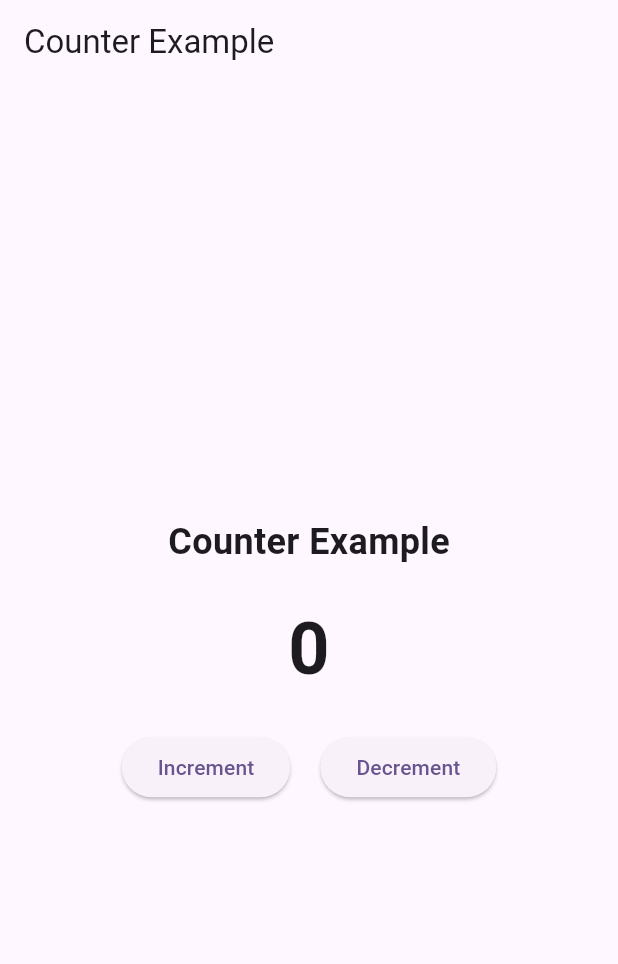
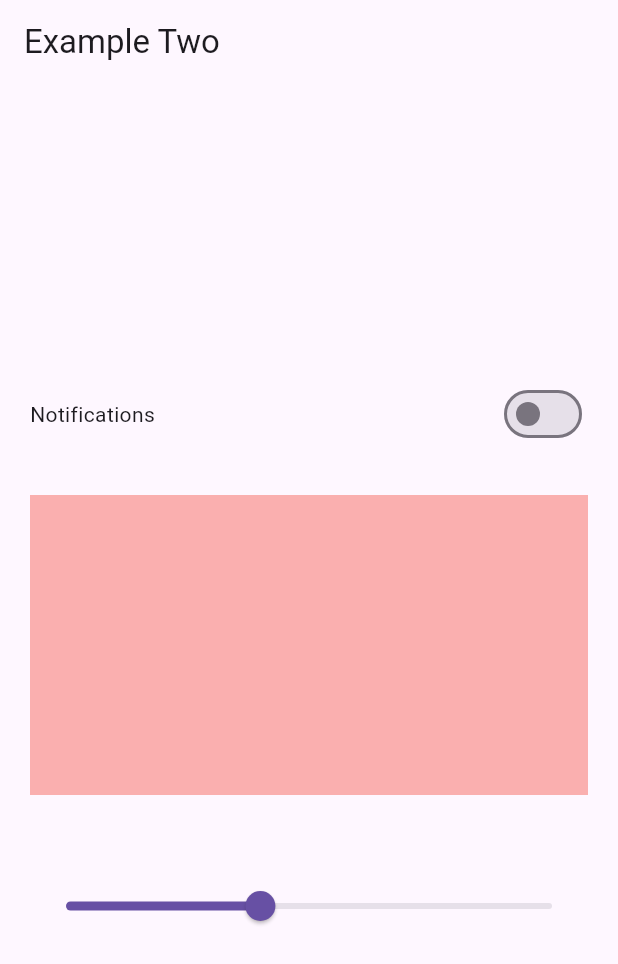
Before and after one commit to Ashurajput02/blocstatemanagement, a Flutter app: the screen it shows after launch, on a phone screen of 412 x 824 dp. Shown: the top 964 px of the screen. Run offline on Flutter 3.47's test engine with Material 3 defaults, Android fonts, the phone set to English and light mode, and no system bars; our stand-ins replace bloc, equatable, flutter_bloc.

Commit message:
color opacity changer

```diff
--- a/lib/bloc/counter/counter_bloc.dart
+++ b/lib/bloc/counter/counter_bloc.dart
@@ -6,12 +6,14 @@ class CounterBloc extends Bloc<CounterEvent, CounterState> {
   CounterBloc() : super(CounterState()) {
     //mein super mein meri initial state kya hai voh dene wala hoon
 
-    on<IncrementCounter>(_increment);
+    on<IncrementCounter>(
+        _increment); //jaise hi incrementcounter event hit hoga tab increment function chalega
 
     on<DecrementCounter>(_decrement);
   }
 
   void _increment(IncrementCounter event, Emitter<CounterState> emit) {
+    //this event is an instance of IncrementCounter
     emit(state.copyWith(counter: state.counter + 1));
     print("hello increment");
     print("${state.counter}");
--- a/lib/bloc/counter/counter_event.dart
+++ b/lib/bloc/counter/counter_event.dart
@@ -1,10 +1,24 @@
+// import 'package:equatable/equatable.dart';
+
+// abstract class CounterEvent extends Equatable {
+//   const CounterEvent(); //constructor calling
+
+//   @override
+//   List<Object> get props => [];
+// }
+
+// class IncrementCounter extends CounterEvent {}
+
+// class DecrementCounter extends CounterEvent {}
+
 import 'package:equatable/equatable.dart';
 
 abstract class CounterEvent extends Equatable {
-  const CounterEvent(); //constructor calling
+  const CounterEvent(); //constructor
 
   @override
-  List<Object> get props => [];
+  List<Object> get props =>
+      []; //chooki iss class mein koi bhi elements nahin hai so isliye meine isme blank pass kiya h
 }
 
 class IncrementCounter extends CounterEvent {}
--- a/lib/bloc/counter/counter_state.dart
+++ b/lib/bloc/counter/counter_state.dart
@@ -1,19 +1,36 @@
+// import 'package:equatable/equatable.dart';
+
+// class CounterState extends Equatable {
+// //kya change hori hai info counter ki value right
+
+//   final int counter;
+//   CounterState({this.counter = 0});
+
+//   CounterState copyWith({int? counter}) {
+//     //yeh ? darshaata hai ki counter ki value null kabhi bhi nahin hogi
+//     return CounterState(
+//         counter: counter ??
+//             this.counter); //yadi counter ki value nahin aa paati hain kuch kaaran vash toh uski initial value hi pass ho jaayegi
+//   }
+
+//   @override
+//   // TODO: implement props
+//   List<Object?> get props => [counter];
+// }
+//state matlab jo data change hone wala hai
 import 'package:equatable/equatable.dart';
 
 class CounterState extends Equatable {
-//kya change hori hai info counter ki value right
-
-  int counter;
+  final int counter;
+//toh yeh initial state hogyi
   CounterState({this.counter = 0});
 
   CounterState copyWith({int? counter}) {
-    //yeh ? darshaata hai ki counter ki value null kabhi bhi nahin hogi
     return CounterState(
-        counter: counter ??
-            this.counter); //yadi counter ki value nahin aa paati hain kuch kaaran vash toh uski initial value hi pass ho jaayegi
+      counter: counter ?? this.counter,
+    );
   }
 
   @override
-  // TODO: implement props
   List<Object?> get props => [counter];
 }
--- /dev/null
+++ b/lib/bloc/slider/slider_bloc.dart
@@ -0,0 +1,28 @@
+// import 'package:bloc/bloc.dart';
+// import 'package:bloc_app/bloc/slider/slider_event.dart';
+// import 'package:bloc_app/bloc/slider/slider_state.dart';
+
+// class SliderBloc extends Bloc<SliderEvent, SliderState> {
+//   SliderBloc() : super(SliderState()) {
+//     on<onSliding>(_incrementordecrement);
+//   }
+
+// void _incrementordecrement(
+//       onSliding event, Emitter<SliderState> emit) {
+//     emit(state.copyWith(:state.slidingValue));
+//   }
+// }
+
+import 'package:bloc/bloc.dart';
+import 'package:bloc_app/bloc/slider/slider_event.dart';
+import 'package:bloc_app/bloc/slider/slider_state.dart';
+
+class SliderBloc extends Bloc<SliderEvent, SliderState> {
+  SliderBloc() : super(SliderState()) {
+    on<OnSliding>(_incrementOrDecrement);
+  }
+
+  void _incrementOrDecrement(OnSliding event, Emitter<SliderState> emit) {
+    emit(state.copyWith(slidingValue: event.newValue));
+  }
+}
--- /dev/null
+++ b/lib/bloc/slider/slider_event.dart
@@ -0,0 +1,28 @@
+// import 'package:equatable/equatable.dart';
+
+// abstract class SliderEvent extends Equatable {
+//   const SliderEvent();
+
+//   @override
+//   List<Object> get props => [];
+// }
+
+// class onSliding extends SliderEvent {}
+
+import 'package:equatable/equatable.dart';
+
+abstract class SliderEvent extends Equatable {
+  const SliderEvent();
+
+  @override
+  List<Object> get props => [];
+}
+
+class OnSliding extends SliderEvent {
+  final double newValue;
+
+  const OnSliding(this.newValue);
+
+  @override
+  List<Object> get props => [newValue];
+}
--- /dev/null
+++ b/lib/bloc/slider/slider_state.dart
@@ -0,0 +1,29 @@
+// import 'package:equatable/equatable.dart';
+
+// class SliderState extends Equatable {
+//   final double slidingValue;
+//   SliderState({this.slidingValue = .4});
+
+//   SliderState copyWith(double? slidingValue) {
+//     return SliderState(slidingValue: slidingValue ?? this.slidingValue);
+//   }
+
+//   @override
+//   // TODO: implement props
+//   List<Object?> get props => [slidingValue];
+// }
+
+import 'package:equatable/equatable.dart';
+
+class SliderState extends Equatable {
+  final double slidingValue;
+
+  SliderState({this.slidingValue = 0.4});
+
+  SliderState copyWith({double? slidingValue}) {
+    return SliderState(slidingValue: slidingValue ?? this.slidingValue);
+  }
+
+  @override
+  List<Object?> get props => [slidingValue];
+}
--- /dev/null
+++ b/lib/bloc/switch/switch_bloc.dart
@@ -0,0 +1,14 @@
+import 'package:bloc/bloc.dart';
+import 'package:bloc_app/bloc/switch/switch_event.dart';
+import 'package:bloc_app/bloc/switch/switch_state.dart';
+
+class SwitchBloc extends Bloc<SwitchEvent, SwitchState> {
+  SwitchBloc() : super(SwitchState()) {
+    on<enableordiableNotifications>(_enableOrDisable);
+  }
+
+  void _enableOrDisable(
+      enableordiableNotifications event, Emitter<SwitchState> emit) {
+    emit(state.copyWith(value: !state.value));
+  }
+}
--- /dev/null
+++ b/lib/bloc/switch/switch_event.dart
@@ -0,0 +1,18 @@
+import 'package:equatable/equatable.dart';
+
+abstract class SwitchEvent extends Equatable {
+  const SwitchEvent();
+  @override
+  List<Object> get props => [];
+}
+
+//ab dekh events kya hotein hai things which gonna happen with a particular button
+// //toh yeh yahan pe notifications ke button se either we can enable notifications or we can diable notifications thus
+// the events will be
+// class enableNotifications extends SwitchEvent {}
+
+// class disableNotifications extends SwitchEvent {}
+
+//but heere for time being
+
+class enableordiableNotifications extends SwitchEvent {}
--- /dev/null
+++ b/lib/bloc/switch/switch_state.dart
@@ -0,0 +1,18 @@
+import 'package:equatable/equatable.dart';
+
+class SwitchState extends Equatable {
+  // final int value;
+  //chahe toh bool bhi bana sakte hain
+  final bool value;
+  const SwitchState({this.value = false});
+
+  SwitchState copyWith({bool? value}) {
+    return SwitchState(
+      value: value ?? this.value,
+    );
+  }
+
+  @override
+  // TODO: implement props
+  List<Object?> get props => [value];
+}
--- a/lib/main.dart
+++ b/lib/main.dart
@@ -1,8 +1,56 @@
+// // import 'package:bloc_app/bloc/counter/counter_bloc.dart';
+// // import 'package:bloc_app/ui/counter_screen.dart';
+// // import 'package:equatable/equatable.dart';
+// // import 'package:flutter/material.dart';
+// // import 'package:flutter_bloc/flutter_bloc.dart';
+
+// // void main() {
+// //   runApp(const MyApp());
+// // }
+
+// // class MyApp extends StatelessWidget {
+// //   const MyApp({super.key});
+
+// //   // This widget is the root of your application.
+// //   @override
+// //   Widget build(BuildContext context) {
+// //     return BlocProvider(
+// //       create: (_) =>
+// //           CounterBloc(), //isse kya hoga yeh apna bloc jo hai yeh widget tree ke top par aa jayega
+// //       child: MaterialApp(
+// //         title: 'Flutter Demo',
+// //         theme: ThemeData(
+// //           // This is the theme of your application.
+// //           //
+// //           // TRY THIS: Try running your application with "flutter run". You'll see
+// //           // the application has a purple toolbar. Then, without quitting the app,
+// //           // try changing the seedColor in the colorScheme below to Colors.green
+// //           // and then invoke "hot reload" (save your changes or press the "hot
+// //           // reload" button in a Flutter-supported IDE, or press "r" if you used
+// //           // the command line to start the app).
+// //           //
+// //           // Notice that the counter didn't reset back to zero; the application
+// //           // state is not lost during the reload. To reset the state, use hot
+// //           // restart instead.
+// //           //
+// //           // This works for code too, not just values: Most code changes can be
+// //           // tested with just a hot reload.
+// //           colorScheme: ColorScheme.fromSeed(seedColor: Colors.deepPurple),
+// //           useMaterial3: true,
+// //         ),
+// //         home: CounterScreen(),
+// //       ),
+// //     );
+// //   }
+// // }
+
 // import 'package:bloc_app/bloc/counter/counter_bloc.dart';
+// import 'package:bloc_app/bloc/switch/switch_bloc.dart';
 // import 'package:bloc_app/ui/counter_screen.dart';
-// import 'package:equatable/equatable.dart';
 // import 'package:flutter/material.dart';
 // import 'package:flutter_bloc/flutter_bloc.dart';
+
+// import 'ui/switch_example_screen.dart';
 
 // void main() {
 //   runApp(const MyApp());
@@ -11,43 +59,31 @@
 // class MyApp extends StatelessWidget {
 //   const MyApp({super.key});
 
-//   // This widget is the root of your application.
 //   @override
 //   Widget build(BuildContext context) {
 //     return BlocProvider(
-//       create: (_) =>
-//           CounterBloc(), //isse kya hoga yeh apna bloc jo hai yeh widget tree ke top par aa jayega
+//       create: (_) => SwitchBloc(),
 //       child: MaterialApp(
 //         title: 'Flutter Demo',
 //         theme: ThemeData(
-//           // This is the theme of your application.
-//           //
-//           // TRY THIS: Try running your application with "flutter run". You'll see
-//           // the application has a purple toolbar. Then, without quitting the app,
-//           // try changing the seedColor in the colorScheme below to Colors.green
-//           // and then invoke "hot reload" (save your changes or press the "hot
-//           // reload" button in a Flutter-supported IDE, or press "r" if you used
-//           // the command line to start the app).
-//           //
-//           // Notice that the counter didn't reset back to zero; the application
-//           // state is not lost during the reload. To reset the state, use hot
-//           // restart instead.
-//           //
-//           // This works for code too, not just values: Most code changes can be
-//           // tested with just a hot reload.
 //           colorScheme: ColorScheme.fromSeed(seedColor: Colors.deepPurple),
 //           useMaterial3: true,
 //         ),
-//         home: CounterScreen(),
+//         home: ExampleTwo(),
 //       ),
 //     );
 //   }
 // }
 
-import 'package:bloc_app/bloc/counter/counter_bloc.dart';
-import 'package:bloc_app/ui/counter_screen.dart';
+import 'package:bloc_app/ui/switch_example_screen.dart';
 import 'package:flutter/material.dart';
 import 'package:flutter_bloc/flutter_bloc.dart';
+import 'package:bloc_app/bloc/slider/slider_bloc.dart';
+import 'package:bloc_app/bloc/slider/slider_event.dart';
+import 'package:bloc_app/bloc/slider/slider_state.dart';
+import 'package:bloc_app/bloc/switch/switch_bloc.dart';
+import 'package:bloc_app/bloc/switch/switch_event.dart';
+import 'package:bloc_app/bloc/switch/switch_state.dart';
 
 void main() {
   runApp(const MyApp());
@@ -58,15 +94,17 @@ class MyApp extends StatelessWidget {
 
   @override
   Widget build(BuildContext context) {
-    return BlocProvider(
-      create: (_) => CounterBloc(),
+    return MultiBlocProvider(
+      providers: [
+        BlocProvider(create: (_) => SwitchBloc()),
+        BlocProvider(create: (_) => SliderBloc()),
+      ],
       child: MaterialApp(
         title: 'Flutter Demo',
         theme: ThemeData(
-          colorScheme: ColorScheme.fromSeed(seedColor: Colors.deepPurple),
-          useMaterial3: true,
+          primarySwatch: Colors.blue,
         ),
-        home: CounterScreen(),
+        home: const ExampleTwo(),
       ),
     );
   }
--- a/lib/ui/counter_screen.dart
+++ b/lib/ui/counter_screen.dart
@@ -41,7 +41,9 @@ class _CounterScreenState extends State<CounterScreen> {
               children: [
                 ElevatedButton(
                   onPressed: () {
-                    context.read<CounterBloc>().add(IncrementCounter());
+                    context
+                        .read<CounterBloc>()
+                        .add(IncrementCounter()); //yeh line must hegi bhau
                   },
                   child: const Text('Increment'),
                 ),
--- /dev/null
+++ b/lib/ui/switch_example_screen.dart
@@ -0,0 +1,152 @@
+// import 'package:bloc_app/bloc/slider/slider_bloc.dart';
+// import 'package:bloc_app/bloc/slider/slider_event.dart';
+// import 'package:bloc_app/bloc/slider/slider_state.dart';
+// import 'package:bloc_app/bloc/switch/switch_bloc.dart';
+// import 'package:bloc_app/bloc/switch/switch_event.dart';
+// import 'package:bloc_app/bloc/switch/switch_state.dart';
+// import 'package:flutter/material.dart';
+// import 'package:flutter_bloc/flutter_bloc.dart';
+
+// class ExampleTwo extends StatelessWidget {
+//   const ExampleTwo({super.key});
+
+//   @override
+//   Widget build(BuildContext context) {
+//     return Scaffold(
+//       appBar: AppBar(
+//         title: const Text('Example Two'),
+//       ),
+//       body: Padding(
+//         padding: const EdgeInsets.symmetric(horizontal: 20),
+//         child: Column(
+//           crossAxisAlignment: CrossAxisAlignment.center,
+//           mainAxisAlignment: MainAxisAlignment.center,
+//           children: [
+//             Row(
+//               mainAxisAlignment: MainAxisAlignment.spaceBetween,
+//               children: [
+//                 const Text('Notifications'),
+//                 BlocBuilder<SwitchBloc, SwitchState>(
+//                   builder: (context, state) {
+//                     return Switch(
+//                       value: state.value,
+//                       onChanged: (newValue) {
+//                         context
+//                             .read<SwitchBloc>()
+//                             .add(enableordiableNotifications());
+//                       },
+//                     );
+//                   },
+//                 ),
+//               ],
+//             ),
+//             const SizedBox(height: 30),
+//             BlocBuilder<SliderBloc, SliderState>(
+//               builder: (context, state) {
+
+//                 return Container(
+//                   height: 200,
+//                   color: Colors.red.withOpacity(state.slidingValue),
+//                 );
+//               },
+//             ),
+//             const SizedBox(height: 50),
+//             BlocBuilder<SliderBloc, SliderState>(
+//               builder: (context, state) {
+//                 return Slider(
+//                   value: state.slidingValue,
+//                   onChanged: (newValue) {
+//                     print(newValue);
+//                     context.read<SliderBloc>().add(OnSliding(newValue));
+//                   },
+//                 );
+//               },
+//             ),
+//           ],
+//         ),
+//       ),
+//     );
+//   }
+// }
+
+import 'package:bloc_app/bloc/slider/slider_bloc.dart';
+import 'package:bloc_app/bloc/slider/slider_event.dart';
+import 'package:bloc_app/bloc/slider/slider_state.dart';
+import 'package:bloc_app/bloc/switch/switch_bloc.dart';
+import 'package:bloc_app/bloc/switch/switch_event.dart';
+import 'package:bloc_app/bloc/switch/switch_state.dart';
+import 'package:flutter/material.dart';
+import 'package:flutter_bloc/flutter_bloc.dart';
+
+class ExampleTwo extends StatelessWidget {
+  const ExampleTwo({super.key});
+
+  @override
+  Widget build(BuildContext context) {
+    return Scaffold(
+      appBar: AppBar(
+        title: const Text('Example Two'),
+      ),
+      body: Padding(
+        padding: const EdgeInsets.symmetric(horizontal: 20),
+        child: Column(
+          crossAxisAlignment: CrossAxisAlignment.center,
+          mainAxisAlignment: MainAxisAlignment.center,
+          children: [
+            Row(
+              mainAxisAlignment: MainAxisAlignment.spaceBetween,
+              children: [
+                const Text('Notifications'),
+                BlocBuilder<SwitchBloc, SwitchState>(
+                  buildWhen: (previous, current) {
+                    // Only rebuild if the value has changed
+                    return previous.value != current.value;
+                  },
+                  builder: (context, state) {
+                    return Switch(
+                      value: state.value,
+                      onChanged: (newValue) {
+                        context
+                            .read<SwitchBloc>()
+                            .add(enableordiableNotifications());
+                      },
+                    );
+                  },
+                ),
+              ],
+            ),
+            const SizedBox(height: 30),
+            BlocBuilder<SliderBloc, SliderState>(
+              buildWhen: (previous, current) {
+                // Only rebuild if the sliding value has changed
+                return previous.slidingValue != current.slidingValue;
+              },
+              builder: (context, state) {
+                return Container(
+                  height: 200,
+                  color: Colors.red.withOpacity(state.slidingValue),
+                );
+              },
+            ),
+            const SizedBox(height: 50),
+            BlocBuilder<SliderBloc, SliderState>(
+              buildWhen: (previous, current) {
+                // Only rebuild if the sliding value has changed
+                return previous.slidingValue != current.slidingValue;
+              },
+              builder: (context, state) {
+                return Slider(
+                  value: state.slidingValue,
+                  onChanged: (newValue) {
+                    print(newValue);
+                    context.read<SliderBloc>().add(OnSliding(newValue));
+                  },
+                );
+              },
+            ),
+          ],
+        ),
+      ),
+    );
+  }
+}
```
